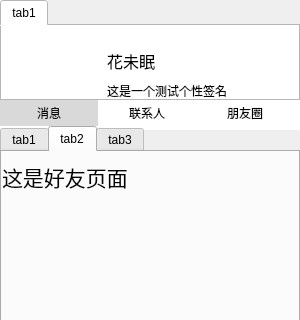
Before: the Qt Designer form view/MainWidget.ui in linhaojun857/cooper-im-client, drawn with Qt 5; both pictures show x 0 to 300 and y 0 to 320 of the 300 by 600 pixel window.
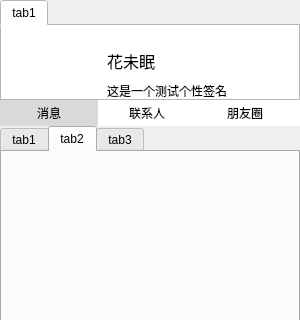
After: the same form once the commit is applied. The open tabs and pages were chosen to show the change. Icons and pictures are not drawn.

```diff
--- a/view/MainWidget.ui
+++ b/view/MainWidget.ui
@@ -99,7 +99,7 @@
      <x>0</x>
      <y>100</y>
      <width>300</width>
-     <height>30</height>
+     <height>26</height>
     </rect>
    </property>
    <property name="styleSheet">
@@ -201,27 +201,12 @@
     </widget>
    </widget>
    <widget class="QWidget" name="tab2">
+    <property name="styleSheet">
+     <string notr="true"/>
+    </property>
     <attribute name="title">
      <string>tab2</string>
     </attribute>
-    <widget class="QLabel" name="label_5">
-     <property name="geometry">
-      <rect>
-       <x>0</x>
-       <y>0</y>
-       <width>150</width>
-       <height>50</height>
-      </rect>
-     </property>
-     <property name="font">
-      <font>
-       <pointsize>16</pointsize>
-      </font>
-     </property>
-     <property name="text">
-      <string>这是好友页面</string>
-     </property>
-    </widget>
    </widget>
    <widget class="QWidget" name="tab3">
     <attribute name="title">
```
Left out of the diff: 17 changed lines with no effect on the pictures.
